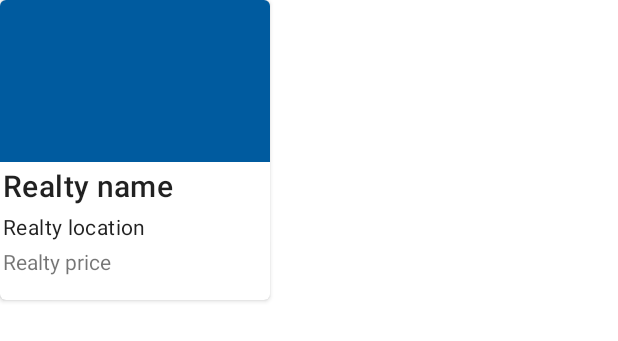
After one commit to skichrome/RealEstateManager, an Android app: the layout realty_list_rv_item.xml on its own in the app's theme, with its tools: preview values and no code run, on a phone screen of 412 x 824 dp. The commit adds this screen. Shown: the top 341 px of the screen. Run offline under Robolectric (Android 15) with nearby library versions, the phone set to English and light mode, and no system bars.

Commit message:
[Offline mode detection] The app support now detection of offline or online mode, to fetch data from an api or from local database.
[Database]
Model classes and Dao classes have been created, and a converter class for the date format. Also created the RealEstateDatabase class that will be used to access the database.
Objects are inserted from a debug template, and with a debug button in the fragment.

[UI]
RecyclerView layout to display the realty list in the fragment. Support only portrait mode on phone. Landscape and tablet mode will be added later.
The list is automatically updated when an item is inserted into database.

[Debugging]
Added the Stetho debugging tool, mainly to see the database content in real time when the app is running.

[Tests]
The database tests will be added later due to strange failing status (the app can use the database but the tests fail to use it), will be fixed in future versions.

```diff
--- a/app/src/main/AndroidManifest.xml
+++ b/app/src/main/AndroidManifest.xml
@@ -3,6 +3,9 @@
     xmlns:android="http://schemas.android.com/apk/res/android"
     xmlns:tools="http://schemas.android.com/tools"
     package="com.skichrome.realestatemanager">
+
+    <uses-permission android:name="android.permission.ACCESS_NETWORK_STATE" />
+    <uses-permission android:name="android.permission.WRITE_EXTERNAL_STORAGE" />
 
     <application
         android:allowBackup="false"
@@ -11,6 +14,7 @@
         android:roundIcon="@mipmap/ic_launcher_round"
         android:supportsRtl="true"
         android:theme="@style/AppTheme"
+        android:name=".Application"
         tools:ignore="GoogleAppIndexingWarning">
 
         <activity android:name=".view.MainActivity">
--- /dev/null
+++ b/app/src/main/res/layout/realty_list_rv_item.xml
@@ -0,0 +1,67 @@
+<?xml version="1.0" encoding="utf-8"?>
+
+<layout
+    xmlns:android="http://schemas.android.com/apk/res/android"
+    xmlns:app="http://schemas.android.com/apk/res-auto"
+    xmlns:tools="http://schemas.android.com/tools">
+
+    <data>
+
+        <variable
+            name="RealtyListViewModel"
+            type="com.skichrome.realestatemanager.viewmodel.RealtyViewModel" />
+    </data>
+
+    <com.google.android.material.card.MaterialCardView
+        style="@style/Widget.MaterialComponents.CardView"
+        android:layout_width="180dp"
+        android:layout_height="200dp"
+        app:cardBackgroundColor="@android:color/white"
+        app:cardCornerRadius="4dp"
+        app:cardElevation="2dp"
+        app:cardPreventCornerOverlap="true">
+
+        <LinearLayout
+            android:layout_width="match_parent"
+            android:layout_height="wrap_content"
+            android:orientation="vertical">
+
+            <ImageView
+                android:id="@+id/realtyPreviewImg"
+                android:layout_width="match_parent"
+                android:layout_height="@dimen/preview_card_image_height"
+                android:background="?attr/colorPrimaryDark"
+                android:scaleType="centerCrop" />
+
+            <LinearLayout
+                android:layout_width="match_parent"
+                android:layout_height="wrap_content"
+                android:layout_gravity="bottom"
+                android:orientation="vertical">
+
+                <TextView
+                    android:id="@+id/realtyListItemName"
+                    android:layout_width="match_parent"
+                    android:layout_height="wrap_content"
+                    android:padding="2dp"
+                    android:textAppearance="?attr/textAppearanceHeadline6"
+                    tools:text="Realty name" />
+
+                <TextView
+                    android:id="@+id/realtyListItemLocation"
+                    android:layout_width="match_parent"
+                    android:layout_height="wrap_content"
+                    android:padding="2dp"
+                    android:textAppearance="?attr/textAppearanceBody2"
+                    tools:text="Realty location" />
+
+                <TextView
+                    android:id="@+id/realtyListItemPrice"
+                    android:layout_width="match_parent"
+                    android:layout_height="wrap_content"
+                    android:padding="2dp"
+                    tools:text="Realty price" />
+            </LinearLayout>
+        </LinearLayout>
+    </com.google.android.material.card.MaterialCardView>
+</layout>
```
Also changed, not shown: app/build.gradle (+12 -1 lines), app/src/main/java/com/skichrome/realestatemanager/Application.kt (added, +13 -0 lines), app/src/main/java/com/skichrome/realestatemanager/androidmanagers/NetManager.kt (added, +16 -0 lines), app/src/main/java/com/skichrome/realestatemanager/model/RealEstateDataRepository.kt (added, +46 -0 lines), app/src/main/java/com/skichrome/realestatemanager/model/RealEstateLocalRepository.kt (added, +11 -0 lines), app/src/main/java/com/skichrome/realestatemanager/model/database/Converters.kt (added, +13 -0 lines), app/src/main/java/com/skichrome/realestatemanager/model/database/DatabaseDao.kt (added, +67 -0 lines), app/src/main/java/com/skichrome/realestatemanager/model/database/DatabaseTables.kt (added, +72 -0 lines), app/src/main/java/com/skichrome/realestatemanager/model/database/RealEstateDatabase.kt (added, +70 -0 lines), app/src/main/java/com/skichrome/realestatemanager/utils/extensions.kt (added, +9 -0 lines), app/src/main/java/com/skichrome/realestatemanager/view/RealtyListAdapter.kt (added, +46 -0 lines), app/src/main/java/com/skichrome/realestatemanager/view/RealtyListFragment.kt (+46 -1 lines), app/src/main/java/com/skichrome/realestatemanager/view/RvItemDecoration.kt (added, +22 -0 lines), app/src/main/java/com/skichrome/realestatemanager/viewmodel/Injection.kt (added, +30 -0 lines), 4 more files.
